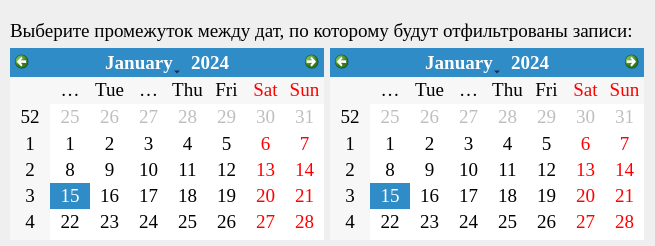
This is ui/filter_by_dates.ui in SwiftyKey/CostAccounting as Qt 5 draws it before an edit. The edited form follows.
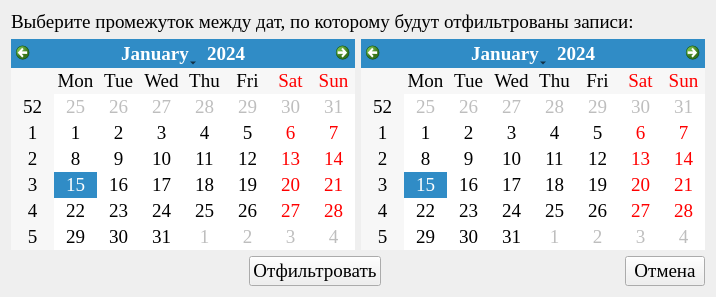
This is the edited form.

The edit to the form file:
```diff
--- a/ui/filter_by_dates.ui
+++ b/ui/filter_by_dates.ui
@@ -6,8 +6,8 @@
    <rect>
     <x>0</x>
     <y>0</y>
-    <width>655</width>
-    <height>246</height>
+    <width>650</width>
+    <height>273</height>
    </rect>
   </property>
   <property name="font">
@@ -19,15 +19,6 @@
   <property name="windowTitle">
    <string>Form</string>
   </property>
-  <widget class="QWidget" name="">
-   <property name="geometry">
-    <rect>
-     <x>10</x>
-     <y>20</y>
-     <width>634</width>
-     <height>220</height>
-    </rect>
-   </property>
    <layout class="QVBoxLayout" name="verticalLayout">
     <item>
      <widget class="QLabel" name="label">
@@ -46,8 +37,51 @@
       </item>
      </layout>
     </item>
-   </layout>
-  </widget>
+   <item>
+    <layout class="QHBoxLayout" name="horizontalLayout_2">
+     <item>
+      <spacer name="horizontalSpacer">
+       <property name="orientation">
+        <enum>Qt::Horizontal</enum>
+       </property>
+       <property name="sizeHint" stdset="0">
+        <size>
+         <width>40</width>
+         <height>20</height>
+        </size>
+       </property>
+      </spacer>
+     </item>
+     <item>
+      <widget class="QPushButton" name="button_filter">
+       <property name="text">
+        <string>Отфильтровать</string>
+       </property>
+      </widget>
+     </item>
+     <item>
+      <spacer name="horizontalSpacer_2">
+       <property name="orientation">
+        <enum>Qt::Horizontal</enum>
+       </property>
+       <property name="sizeHint" stdset="0">
+        <size>
+         <width>40</width>
+         <height>20</height>
+        </size>
+       </property>
+      </spacer>
+     </item>
+     <item>
+      <widget class="QPushButton" name="button_exit">
+       <property name="text">
+        <string>Отмена</string>
+       </property>
+      </widget>
+     </item>
+    </layout>
+   </item>
+  </layout>
  </widget>
  <resources/>
  <connections/>
```
Lines whose indentation alone changed are shown as unchanged.
